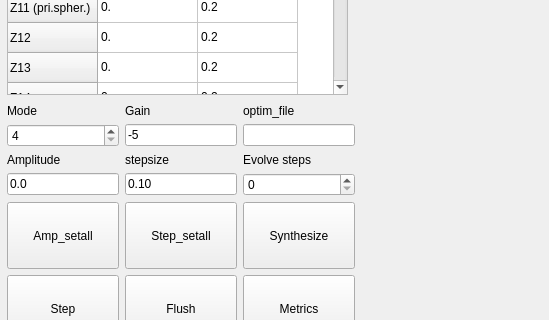
Old version of the form modules/BMC_multicorrection/BMC_multicorrection_design.ui in the repository Huanglab-ucsf/InControl; both pictures show x 603 to 1152 and y 276 to 596 of the 1152 by 739 pixel window.
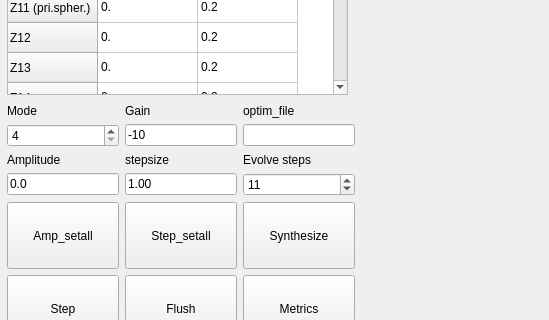
New version of the form.

```diff
--- a/modules/BMC_multicorrection/BMC_multicorrection_design.ui
+++ b/modules/BMC_multicorrection/BMC_multicorrection_design.ui
@@ -648,14 +648,14 @@
         </sizepolicy>
        </property>
        <property name="text">
-        <string>0.10</string>
+        <string>1.00</string>
        </property>
       </widget>
      </item>
      <item row="1" column="1">
       <widget class="QLineEdit" name="lineEdit_gain">
        <property name="text">
-        <string>-5</string>
+        <string>-10</string>
        </property>
       </widget>
      </item>
@@ -833,6 +833,12 @@
          <verstretch>0</verstretch>
         </sizepolicy>
        </property>
+       <property name="minimum">
+        <number>5</number>
+       </property>
+       <property name="value">
+        <number>11</number>
+       </property>
       </widget>
      </item>
      <item row="2" column="2">
```
